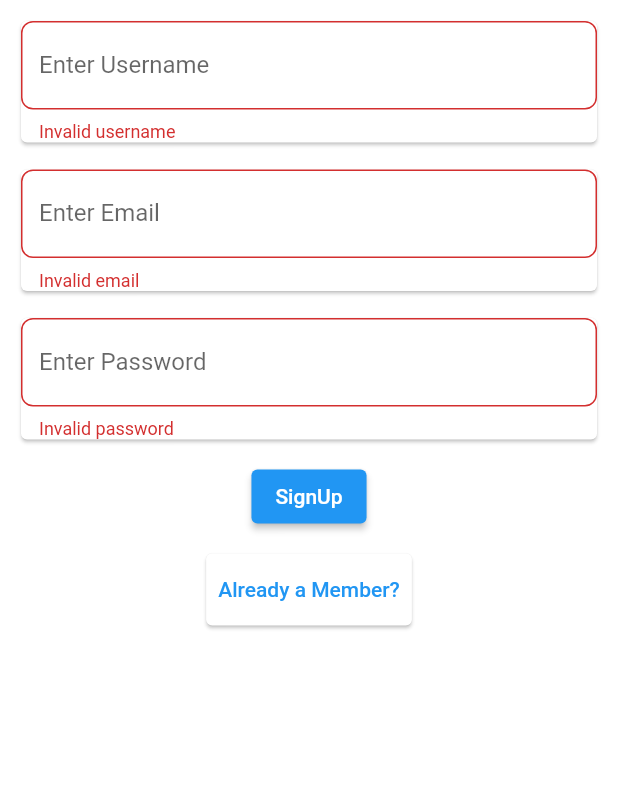
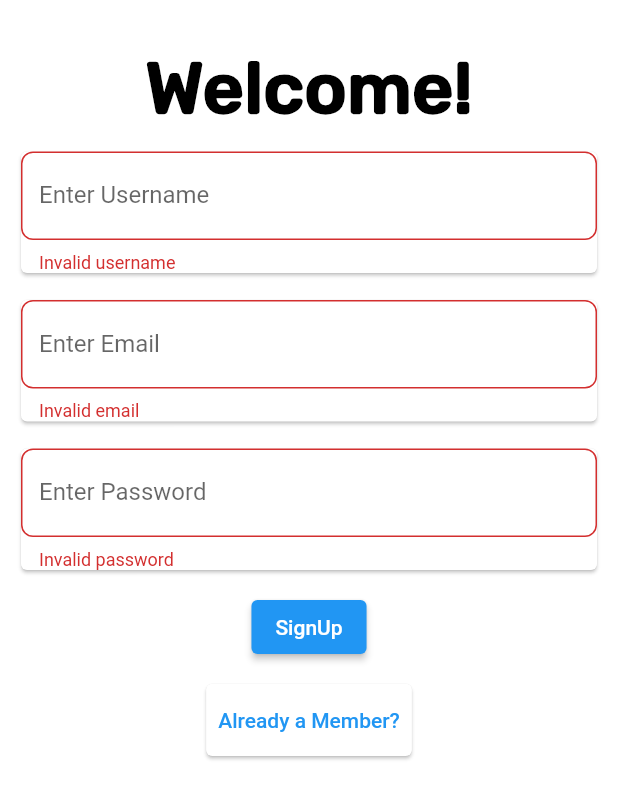
Before and after one commit to Akierion/mobile-platform-development-app, a Flutter app: the screen it shows after launch, after a tap on "SignUp", on a phone screen of 412 x 824 dp. Shown: the top 799 px of the screen. Run offline on Flutter 3.47's test engine with Material 2 defaults, Android fonts, the phone set to English and light mode, and no system bars; our stand-ins replace cloud_firestore, firebase_auth, firebase_core; accounts and stored records are empty.

Commit message:
fixed login, adding shopping list to app

```diff
--- a/lib/authentication/auth_form.dart
+++ b/lib/authentication/auth_form.dart
@@ -3,59 +3,60 @@ import 'package:firebase_auth/firebase_auth.dart';
 import 'package:cloud_firestore/cloud_firestore.dart';
 import 'package:flutter/services.dart';
 
-class AuthScreen extends StatefulWidget {
-  const AuthScreen({Key? key}) : super(key: key);
+class AuthForm extends StatefulWidget {
+  const AuthForm({Key? key}) : super(key: key);
 
   @override
-  State<AuthScreen> createState() => _AuthScreenState();
+  State<AuthForm> createState() => _AuthFormState();
 }
 
-class _AuthScreenState extends State<AuthScreen> {
+class _AuthFormState extends State<AuthForm> {
   // ------------------------
   final _formkey = GlobalKey<FormState>();
-  var _email = '';
-  var _password = '';
-  var _username = '';
+  var userEmail = '';
+  var userPassword = '';
+  var userUsername = '';
   bool isLoginPage = false;
   // ------------------------
 
+  //
   startAuthentication() {
-    final validity = _formkey.currentState!.validate();
+    final _validation = _formkey.currentState!.validate();
     FocusScope.of(context).unfocus();
 
-    if (validity) {
+    if (_validation) {
       _formkey.currentState!.save();
-      submitForm(_email, _password, _username);
+      submitForm(userEmail, userPassword, userUsername);
     }
   }
 
   submitForm(String email, String password, String username) async {
-    final auth = FirebaseAuth.instance;
+    final authenticate = FirebaseAuth.instance;
     UserCredential authResult;
     try {
-      if (isLoginPage) {
+      if (isLoginPage) { // If loginpage is called:
         authResult =
-        await auth.signInWithEmailAndPassword(email: email, password: password);
+        await authenticate.signInWithEmailAndPassword(email: email, password: password);
       }
       else {
-        authResult = await auth.createUserWithEmailAndPassword(
+        authResult = await authenticate.createUserWithEmailAndPassword(
             email: email, password: password);
         String? uID = authResult.user?.uid;
         await FirebaseFirestore.instance
-            .collection('users')
-            .doc(uID)
-            .set(({
+        // Firebase Firestore (Data)
+            .collection('users') // Collection
+            .doc(uID) // Document
+            .set(({ // Set of keys in field, stores 'username' as the user's username and 'email' as the user's email
               'username': username,
               'email': email,
         }));
       }
     }
       on PlatformException catch (err) {
-        String? message = 'An error occured';
         if (err.message != null) {
-          message = err.message;
         }
-      } catch (err) {
+      }
+      catch (err) {
         print(err);
       }
     }
@@ -66,10 +67,11 @@ class _AuthScreenState extends State<AuthScreen> {
   Widget build(BuildContext context) {
     return Container(
         color: Colors.white,
-        height: MediaQuery.of(context).size.height,
-        width: MediaQuery.of(context).size.width,
         child: ListView(
           children: [
+            SizedBox(height: 30.0),
+            Text('Welcome!', style: TextStyle(color: Colors.black,
+                fontFamily: 'Rubik',decoration: TextDecoration.none), textAlign: TextAlign.center),
             Container(
                 padding: EdgeInsets.only(left: 10, right: 10, top: 10),
                 child: Form(
@@ -77,19 +79,19 @@ class _AuthScreenState extends State<AuthScreen> {
                   child: Column(
                     mainAxisAlignment: MainAxisAlignment.center,
                     children: [
-                      if (!isLoginPage)
+                      if (!isLoginPage) // Default to register screen
                         Card (
                           child:TextFormField(
                           keyboardType: TextInputType.emailAddress,
                           key: ValueKey('username'),
                           validator: (value) {
-                            if (value!.isEmpty) {
+                            if (value!.isEmpty) { // If user tries to enter nothing, it will return 'Invalid username'
                               return 'Invalid username';
                             }
                             return null;
                           },
                           onSaved: (value) {
-                            _username = value!;
+                            userUsername = value!;
                           },
                           decoration: InputDecoration(
                               border: OutlineInputBorder(
@@ -103,13 +105,13 @@ class _AuthScreenState extends State<AuthScreen> {
                           keyboardType: TextInputType.emailAddress,
                           key: ValueKey('email'),
                           validator: (value) {
-                            if (value!.isEmpty || !value.contains('@')) {
+                            if (value!.isEmpty || !value.contains('@')) { // If value is empty or does not contain an @ symbol, return 'Invalid email'
                               return 'Invalid email';
                             }
-                            return null;
+                            return null; // otherwise, return nothing
                           },
                           onSaved: (value) {
-                            _email = value!;
+                            userEmail = value!;
                           },
                           decoration: InputDecoration(
                               border: OutlineInputBorder(
@@ -125,13 +127,13 @@ class _AuthScreenState extends State<AuthScreen> {
                           keyboardType: TextInputType.emailAddress,
                           key: ValueKey('password'),
                           validator: (value) {
-                            if (value!.isEmpty) {
+                            if (value!.isEmpty) { // If nothing is in password box, return 'Invalid password'
                               return 'Invalid password';
                             }
                             return null;
                           },
                           onSaved: (value) {
-                            _password = value!;
+                            userPassword = value!;
                           },
                           decoration: InputDecoration(
                               border: OutlineInputBorder(
@@ -140,26 +142,25 @@ class _AuthScreenState extends State<AuthScreen> {
                               labelText: "Enter Password")
                         ),
                       ),
-
                       SizedBox(height: 10),
 
                       ElevatedButton(
                               child: isLoginPage
                                   ? Text('Login') : Text('SignUp'),
                               onPressed: () {
-                                startAuthentication();
+                                startAuthentication(); // Both 'Login' and 'SignUp' buttons are authenticated using startAuthentication
                               }),
                       SizedBox(height: 10),
                       Card(
                         child: TextButton(
                             onPressed: () {
                               setState(() {
-                                isLoginPage = !isLoginPage;
+                                isLoginPage = !isLoginPage; // If one or the other of 'not a member' and 'already a member' is pressed, switch the pages
                               });
                             },
                             child: isLoginPage
-                                ? Text('Not a member?')
-                                : Text('Already a Member?')
+                                ? Text('Not a member?') // Pressing not a member takes you to register page
+                                : Text('Already a Member?') // Pressing already a member takes you to login page
                         ),
                       )
                     ],
--- a/lib/authentication/auth_screen.dart
+++ b/lib/authentication/auth_screen.dart
@@ -1,17 +1,17 @@
 import 'package:flutter/material.dart';
 
-class AuthScreen extends StatefulWidget {
-  const AuthScreen({Key? key}) : super(key: key);
+class AuthScreenPage extends StatefulWidget {
+  const AuthScreenPage({Key? key}) : super(key: key);
 
   @override
-  State<AuthScreen> createState() => _AuthScreenState();
+  State<AuthScreenPage> createState() => _AuthScreenPageState();
 }
 
-class _AuthScreenState extends State<AuthScreen> {
+class _AuthScreenPageState extends State<AuthScreenPage> {
   @override
   Widget build(BuildContext context) {
     return Container(
-      child: AuthScreen(
+      child: AuthScreenPage(
       )
     );
   }
--- a/lib/main.dart
+++ b/lib/main.dart
@@ -13,7 +13,6 @@ Future<void> main() async {
 
 class MyApp extends StatelessWidget {
   const MyApp({Key? key}) : super(key: key);
-
   // This widget is the root of your application.
   @override
   Widget build(BuildContext context) {
@@ -27,7 +26,7 @@ class MyApp extends StatelessWidget {
           return MainPage();
         }
         else{
-          return AuthScreen();
+          return AuthForm();
         }
       }),
 
--- a/lib/pages/breakfast_page.dart
+++ b/lib/pages/breakfast_page.dart
@@ -23,7 +23,7 @@ class BreakfastPage extends StatelessWidget {
         recipeCardBuilder.recipeCardBuilder(recipes[1], calories[1]),
         recipeCardBuilder.recipeCardBuilder(recipes[2], calories[2]),
         recipeCardBuilder.recipeCardBuilder(recipes[3], calories[3]),
-    ],
+      ],
     ),
       );
 }
```
Also changed, not shown: lib/pages/home_page.dart (+3 -5 lines), lib/pages/main_page.dart (+3 -6 lines), lib/pages/settings_page.dart (+4 -3 lines), lib/pages/todolist_page.dart (+8 -2 lines), lib/pages/add_task_page.dart (added).
